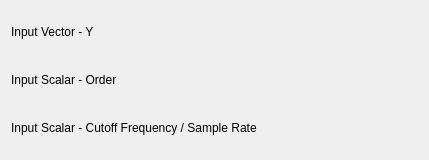
Kst-plot/kst, file src/plugins/filters/butterworth_highpass/filterbutterworthhighpassconfig.ui: the form before one commit.
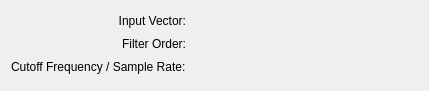
The form after the commit. Custom widgets are drawn as their Qt base class.

```diff
--- a/src/plugins/filters/butterworth_highpass/filterbutterworthhighpassconfig.ui
+++ b/src/plugins/filters/butterworth_highpass/filterbutterworthhighpassconfig.ui
@@ -1,12 +1,12 @@
 <ui version="4.0" >
  <class>FilterButterworthHighPassConfig</class>
- <widget class="QWidget" name="FilterButterworthHighPassConfig" >
-  <property name="geometry" >
+ <widget class="QWidget" name="FilterButterworthHighPassConfig">
+  <property name="geometry">
    <rect>
     <x>0</x>
     <y>0</y>
     <width>429</width>
-    <height>160</height>
+    <height>91</height>
    </rect>
   </property>
   <property name="minimumSize" >
@@ -15,125 +15,80 @@
     <height>0</height>
    </size>
   </property>
-  <layout class="QVBoxLayout" name="verticalLayout" >
-   <item>
-    <layout class="QHBoxLayout" name="horizontalLayout_3" >
-     <item>
-      <widget class="QLabel" name="label_3" >
-       <property name="sizePolicy" >
-        <sizepolicy vsizetype="Fixed" hsizetype="Fixed" >
+  <layout class="QGridLayout" name="gridLayout">
+   <item row="0" column="0">
+    <widget class="QLabel" name="label_3">
+     <property name="sizePolicy">
+      <sizepolicy hsizetype="Preferred" vsizetype="Fixed">
          <horstretch>0</horstretch>
          <verstretch>0</verstretch>
         </sizepolicy>
        </property>
-       <property name="text" >
-        <string>Input Vector - Y</string>
-       </property>
-       <property name="wordWrap" >
+     <property name="text">
+      <string>Input Vector:</string>
+     </property>
+     <property name="alignment">
+      <set>Qt::AlignRight|Qt::AlignTrailing|Qt::AlignVCenter</set>
+     </property>
+     <property name="wordWrap">
         <bool>false</bool>
        </property>
       </widget>
      </item>
-     <item>
-      <spacer name="horizontalSpacer" >
-       <property name="orientation" >
-        <enum>Qt::Horizontal</enum>
-       </property>
-       <property name="sizeHint" stdset="0" >
-        <size>
-         <width>40</width>
-         <height>20</height>
-        </size>
-       </property>
-      </spacer>
-     </item>
-     <item>
-      <widget class="Kst::VectorSelector" native="1" name="_vector" >
-       <property name="sizePolicy" >
-        <sizepolicy vsizetype="Preferred" hsizetype="Expanding" >
+   <item row="0" column="1">
+    <widget class="Kst::VectorSelector" name="_vector" native="true">
+     <property name="sizePolicy">
+      <sizepolicy hsizetype="Expanding" vsizetype="Preferred">
          <horstretch>0</horstretch>
          <verstretch>0</verstretch>
         </sizepolicy>
        </property>
       </widget>
      </item>
-    </layout>
-   </item>
-   <item>
-    <layout class="QHBoxLayout" name="horizontalLayout_2" >
-     <item>
-      <widget class="QLabel" name="label_4" >
-       <property name="sizePolicy" >
-        <sizepolicy vsizetype="Fixed" hsizetype="Fixed" >
+   <item row="1" column="0">
+    <widget class="QLabel" name="label_4">
+     <property name="sizePolicy">
+      <sizepolicy hsizetype="Preferred" vsizetype="Fixed">
          <horstretch>0</horstretch>
          <verstretch>0</verstretch>
         </sizepolicy>
        </property>
-       <property name="text" >
-        <string>Input Scalar - Order</string>
-       </property>
-       <property name="wordWrap" >
+     <property name="text">
+      <string>Filter Order:</string>
+     </property>
+     <property name="alignment">
+      <set>Qt::AlignRight|Qt::AlignTrailing|Qt::AlignVCenter</set>
+     </property>
+     <property name="wordWrap">
         <bool>false</bool>
        </property>
       </widget>
      </item>
-     <item>
-      <spacer name="horizontalSpacer_2" >
-       <property name="orientation" >
-        <enum>Qt::Horizontal</enum>
-       </property>
-       <property name="sizeHint" stdset="0" >
-        <size>
-         <width>40</width>
-         <height>20</height>
-        </size>
-       </property>
-      </spacer>
-     </item>
-     <item>
-      <widget class="Kst::ScalarSelector" native="1" name="_scalarOrder" />
-     </item>
-    </layout>
-   </item>
-   <item>
-    <layout class="QHBoxLayout" name="horizontalLayout" >
-     <item>
-      <widget class="QLabel" name="label_5" >
-       <property name="sizePolicy" >
-        <sizepolicy vsizetype="Fixed" hsizetype="Fixed" >
+   <item row="1" column="1">
+    <widget class="Kst::ScalarSelector" name="_scalarOrder" native="true"/>
+   </item>
+   <item row="2" column="0">
+    <widget class="QLabel" name="label_5">
+     <property name="sizePolicy">
+      <sizepolicy hsizetype="Fixed" vsizetype="Fixed">
          <horstretch>0</horstretch>
          <verstretch>0</verstretch>
         </sizepolicy>
        </property>
-       <property name="text" >
-        <string>Input Scalar - Cutoff Frequency / Sample Rate</string>
-       </property>
-       <property name="wordWrap" >
+     <property name="text">
+      <string>Cutoff Frequency / Sample Rate:</string>
+     </property>
+     <property name="wordWrap">
         <bool>false</bool>
        </property>
       </widget>
      </item>
-     <item>
-      <spacer name="horizontalSpacer_3" >
-       <property name="orientation" >
-        <enum>Qt::Horizontal</enum>
-       </property>
-       <property name="sizeHint" stdset="0" >
-        <size>
-         <width>40</width>
-         <height>20</height>
-        </size>
-       </property>
-      </spacer>
-     </item>
-     <item>
-      <widget class="Kst::ScalarSelector" native="1" name="_scalarCutoff" />
-     </item>
-    </layout>
-   </item>
-  </layout>
+   <item row="2" column="1">
+    <widget class="Kst::ScalarSelector" name="_scalarCutoff" native="true"/>
+   </item>
+  </layout>
  </widget>
- <layoutdefault spacing="6" margin="11" />
+ <layoutdefault spacing="6" margin="11"/>
  <pixmapfunction>qPixmapFromMimeSource</pixmapfunction>
  <customwidgets>
   <customwidget>
```
Left out of the diff: 5 changed lines with no effect on the pictures. Lines whose indentation alone changed are shown as unchanged.
